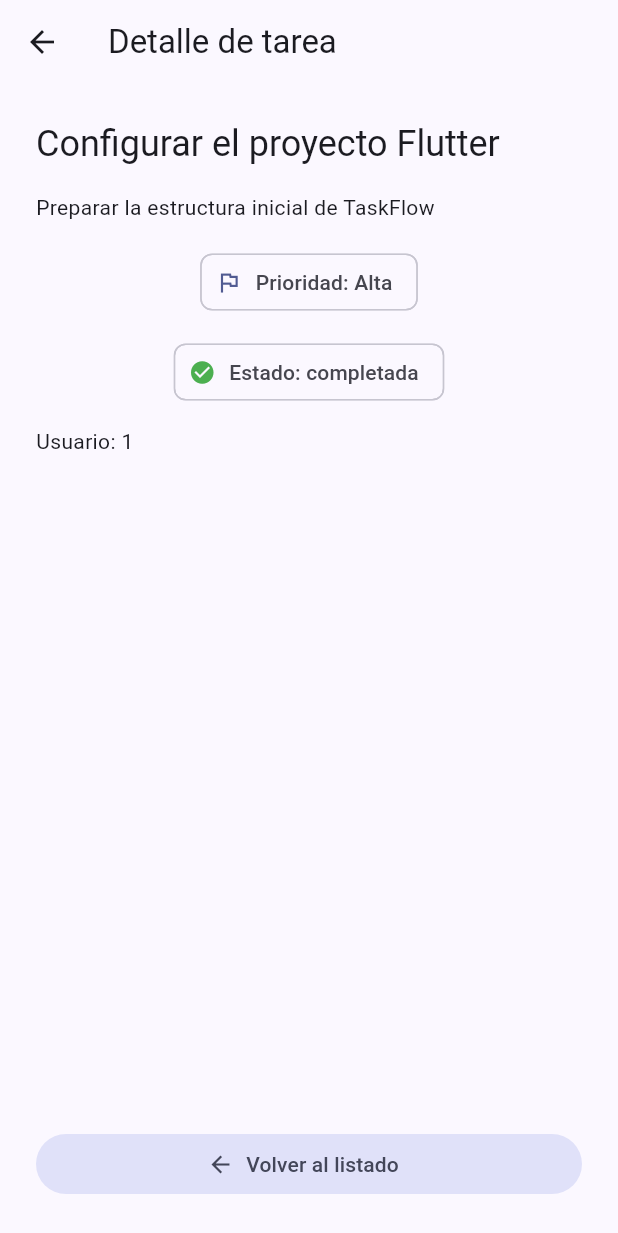
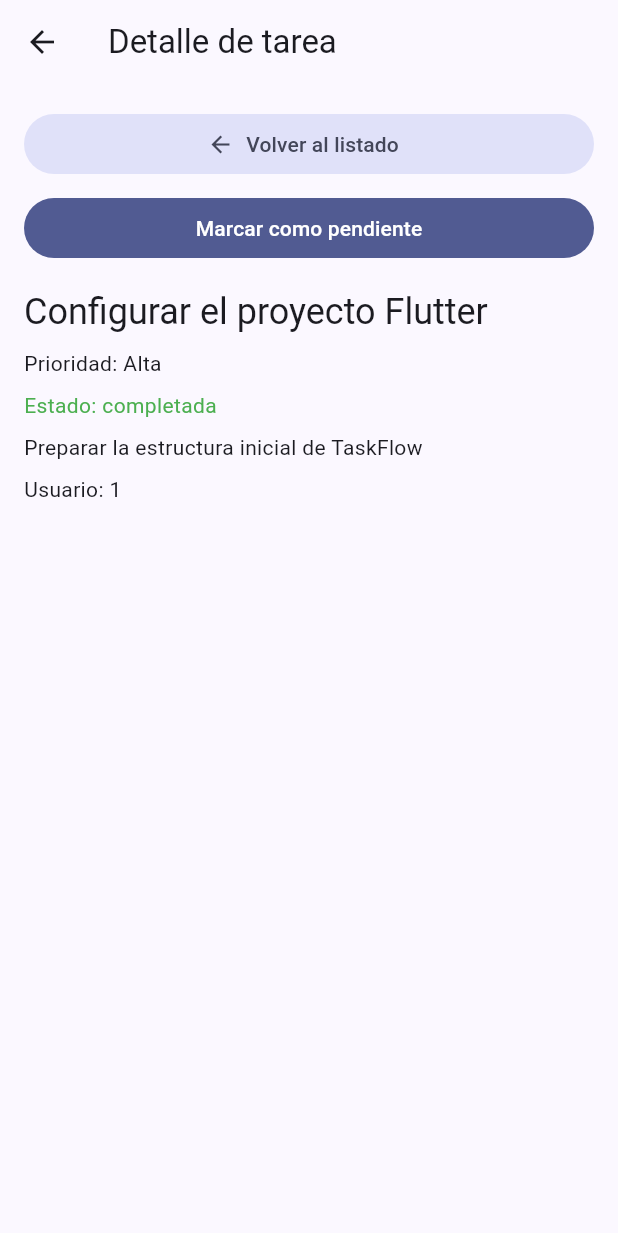
Before and after one commit to CasanovaBryan/Taskflow, a Flutter app: the screen it shows after launch, after a tap on "Configurar el proyecto Flutter", on a phone screen of 412 x 824 dp. Shown: the top 1233 px of the screen. Run offline on Flutter 3.47's test engine with Material 3 defaults, Android fonts, the phone set to English and light mode, and no system bars; our stand-ins replace go_router.

Commit message:
refactor: organizar tareas con MVVM y Provider

```diff
--- /dev/null
+++ b/lib/app/taskflow_app.dart
@@ -0,0 +1,45 @@
+import 'package:flutter/material.dart';
+import 'package:go_router/go_router.dart';
+import 'package:provider/provider.dart';
+
+import '../core/app_theme.dart';
+import '../features/tasks/data/local_task_repository.dart';
+import '../features/tasks/presentation/task_detail_screen.dart';
+import '../features/tasks/presentation/task_list_screen.dart';
+import '../features/tasks/presentation/tasks_view_model.dart';
+
+final GoRouter appRouter = GoRouter(
+  routes: [
+    GoRoute(path: '/', builder: (context, state) => const TaskListScreen()),
+    GoRoute(
+      path: '/task/:id',
+      builder: (context, state) {
+        final id = int.tryParse(state.pathParameters['id'] ?? '');
+        return TaskDetailScreen(taskId: id);
+      },
+    ),
+  ],
+);
+
+class TaskFlowApp extends StatelessWidget {
+  const TaskFlowApp({super.key, this.wrapProvider = true});
+
+  final bool wrapProvider;
+
+  @override
+  Widget build(BuildContext context) {
+    final app = MaterialApp.router(
+      debugShowCheckedModeBanner: false,
+      title: 'TaskFlow',
+      theme: appTheme,
+      routerConfig: appRouter,
+    );
+
+    if (!wrapProvider) return app;
+
+    return ChangeNotifierProvider<TasksViewModel>(
+      create: (_) => TasksViewModel(LocalTaskRepository()),
+      child: app,
+    );
+  }
+}
--- /dev/null
+++ b/lib/core/app_theme.dart
@@ -0,0 +1,5 @@
+import 'package:flutter/material.dart';
+
+final ThemeData appTheme = ThemeData(
+  colorScheme: ColorScheme.fromSeed(seedColor: Colors.indigo),
+);
--- /dev/null
+++ b/lib/features/tasks/data/local_task_repository.dart
@@ -0,0 +1,57 @@
+import '../domain/task.dart';
+import 'task_repository.dart';
+
+class LocalTaskRepository implements TaskRepository {
+  final List<Task> _tasks = [
+    Task(
+      id: 1,
+      title: 'Configurar el proyecto Flutter',
+      description: 'Preparar la estructura inicial de TaskFlow',
+      priority: 'Alta',
+      isCompleted: true,
+      userId: 1,
+    ),
+    Task(
+      id: 2,
+      title: 'Diseñar la tarjeta de tarea',
+      description: 'Mostrar título, prioridad y descripción',
+      priority: 'Alta',
+      isCompleted: false,
+      userId: 1,
+    ),
+    Task(
+      id: 3,
+      title: 'Implementar la lista desplazable',
+      description: 'Construir elementos con ListView.builder',
+      priority: 'Alta',
+      isCompleted: false,
+      userId: 1,
+    ),
+    Task(
+      id: 4,
+      title: 'Validar el estado de las tareas',
+      description: 'Distinguir tareas pendientes y completadas',
+      priority: 'Media',
+      isCompleted: false,
+      userId: 1,
+    ),
+    Task(
+      id: 5,
+      title: 'Revisar y evidenciar el avance',
+      description: 'Ejecutar pruebas y flutter analyze',
+      priority: 'Media',
+      isCompleted: false,
+      userId: 1,
+    ),
+  ];
+
+  @override
+  List<Task> getTasks() => List.unmodifiable(_tasks);
+
+  @override
+  void save(Task task) {
+    final index = _tasks.indexWhere((item) => item.id == task.id);
+    if (index == -1) return;
+    _tasks[index] = task;
+  }
+}
--- /dev/null
+++ b/lib/features/tasks/data/task_repository.dart
@@ -0,0 +1,6 @@
+import '../domain/task.dart';
+
+abstract class TaskRepository {
+  List<Task> getTasks();
+  void save(Task task);
+}
--- /dev/null
+++ b/lib/features/tasks/domain/task.dart
@@ -0,0 +1,39 @@
+class Task {
+  const Task({
+    required this.id,
+    required this.title,
+    required this.description,
+    required this.priority,
+    required this.isCompleted,
+    required this.userId,
+  });
+
+  final int id;
+  final String title;
+  final String description;
+  final String priority;
+  final bool isCompleted;
+  final int userId;
+
+  Task copyWith({bool? isCompleted}) {
+    return Task(
+      id: id,
+      title: title,
+      description: description,
+      priority: priority,
+      isCompleted: isCompleted ?? this.isCompleted,
+      userId: userId,
+    );
+  }
+
+  factory Task.fromJson(Map<String, dynamic> json) {
+    return Task(
+      id: json['id'] as int,
+      title: json['title'] as String,
+      description: json['description'] as String,
+      priority: json['priority'] as String,
+      isCompleted: json['isCompleted'] as bool,
+      userId: json['userId'] as int,
+    );
+  }
+}
--- /dev/null
+++ b/lib/features/tasks/presentation/task_detail_screen.dart
@@ -0,0 +1,85 @@
+import 'package:flutter/material.dart';
+import 'package:go_router/go_router.dart';
+import 'package:provider/provider.dart';
+
+import 'tasks_view_model.dart';
+
+class TaskDetailScreen extends StatelessWidget {
+  const TaskDetailScreen({super.key, required this.taskId});
+
+  final int? taskId;
+
+  @override
+  Widget build(BuildContext context) {
+    final task = context.watch<TasksViewModel>().findTask(taskId);
+
+    if (task == null) {
+      return Scaffold(
+        appBar: AppBar(title: const Text('Tarea no encontrada')),
+        body: Center(
+          child: Column(
+            mainAxisSize: MainAxisSize.min,
+            children: [
+              const Text('No existe una tarea con ese identificador.'),
+              const SizedBox(height: 16),
+              FilledButton(
+                onPressed: () => context.go('/'),
+                child: const Text('Volver al listado'),
+              ),
+            ],
+          ),
+        ),
+      );
+    }
+
+    final statusColor = task.isCompleted
+        ? Colors.green
+        : Theme.of(context).colorScheme.primary;
+
+    return Scaffold(
+      appBar: AppBar(title: const Text('Detalle de tarea')),
+      body: Padding(
+        padding: const EdgeInsets.all(16),
+        child: ListView(
+          children: [
+            SizedBox(
+              width: double.infinity,
+              child: FilledButton.tonalIcon(
+                onPressed: () => context.pop(),
+                icon: const Icon(Icons.arrow_back),
+                label: const Text('Volver al listado'),
+              ),
+            ),
+            const SizedBox(height: 8),
+            SizedBox(
+              width: double.infinity,
+              child: FilledButton(
+                onPressed: () {
+                  context.read<TasksViewModel>().toggleCompleted(task.id);
+                },
+                child: Text(
+                  task.isCompleted
+                      ? 'Marcar como pendiente'
+                      : 'Marcar como completada',
+                ),
+              ),
+            ),
+            const SizedBox(height: 16),
+            Text(task.title, style: Theme.of(context).textTheme.headlineSmall),
+            const SizedBox(height: 8),
+            Text('Prioridad: ${task.priority}'),
+            const SizedBox(height: 8),
+            Text(
+              task.isCompleted ? 'Estado: completada' : 'Estado: pendiente',
+              style: TextStyle(color: statusColor),
+            ),
+            const SizedBox(height: 8),
+            Text(task.description),
+            const SizedBox(height: 8),
+            Text('Usuario: ${task.userId}'),
+          ],
+        ),
+      ),
+    );
+  }
+}
--- /dev/null
+++ b/lib/features/tasks/presentation/task_list_screen.dart
@@ -0,0 +1,39 @@
+import 'package:flutter/material.dart';
+import 'package:go_router/go_router.dart';
+import 'package:provider/provider.dart';
+
+import 'tasks_view_model.dart';
+
+class TaskListScreen extends StatelessWidget {
+  const TaskListScreen({super.key});
+
+  @override
+  Widget build(BuildContext context) {
+    final tasks = context.watch<TasksViewModel>().tasks;
+
+    return Scaffold(
+      appBar: AppBar(title: const Text('Mis tareas')),
+      body: ListView.builder(
+        padding: const EdgeInsets.all(16),
+        itemCount: tasks.length,
+        itemBuilder: (context, index) {
+          final task = tasks[index];
+          return Card(
+            child: ListTile(
+              leading: Icon(
+                task.isCompleted
+                    ? Icons.check_circle
+                    : Icons.radio_button_unchecked,
+                color: task.isCompleted ? Colors.green : null,
+              ),
+              title: Text(task.title),
+              subtitle: Text('${task.priority} · ${task.description}'),
+              trailing: const Icon(Icons.chevron_right),
+              onTap: () => context.push('/task/${task.id}'),
+            ),
+          );
+        },
+      ),
+    );
+  }
+}
--- /dev/null
+++ b/lib/features/tasks/presentation/tasks_view_model.dart
@@ -0,0 +1,32 @@
+import 'package:flutter/foundation.dart';
+
+import '../data/task_repository.dart';
+import '../domain/task.dart';
+
+class TasksViewModel extends ChangeNotifier {
+  TasksViewModel(TaskRepository repository)
+    : _repository = repository,
+      _tasks = repository.getTasks();
+
+  final TaskRepository _repository;
+  List<Task> _tasks;
+
+  List<Task> get tasks => List.unmodifiable(_tasks);
+
+  Task? findTask(int? id) {
+    if (id == null) return null;
+    for (final task in _tasks) {
+      if (task.id == id) return task;
+    }
+    return null;
+  }
+
+  void toggleCompleted(int id) {
+    final current = findTask(id);
+    if (current == null) return;
+
+    _repository.save(current.copyWith(isCompleted: !current.isCompleted));
+    _tasks = _repository.getTasks();
+    notifyListeners();
+  }
+}
--- a/lib/main.dart
+++ b/lib/main.dart
@@ -1,30 +1,18 @@
 import 'package:flutter/material.dart';
-import 'package:go_router/go_router.dart';
+import 'package:provider/provider.dart';
 
-import 'task.dart';
+import 'app/taskflow_app.dart';
+import 'features/tasks/data/local_task_repository.dart';
+import 'features/tasks/data/task_repository.dart';
+import 'features/tasks/presentation/tasks_view_model.dart';
+import 'features/tasks/domain/task.dart';
 
-void main() {
-  runApp(const TaskFlowApp());
-}
+export 'app/taskflow_app.dart';
 
-class TaskFlowApp extends StatelessWidget {
-  const TaskFlowApp({super.key});
+// Compatibility exports for the widget test from the previous session.
+export 'features/tasks/domain/task.dart';
 
-  @override
-  Widget build(BuildContext context) {
-    return MaterialApp.router(
-      debugShowCheckedModeBanner: false,
-      title: 'TaskFlow',
-      theme: ThemeData(
-        colorScheme: ColorScheme.fromSeed(seedColor: Colors.indigo),
-        useMaterial3: true,
-      ),
-      routerConfig: appRouter,
-    );
-  }
-}
-
-const demoTasks = [
+const demoTasks = <Task>[
   Task(
     id: 1,
     title: 'Configurar el proyecto Flutter',
@@ -67,170 +55,13 @@ const demoTasks = [
   ),
 ];
 
-final appRouter = GoRouter(
-  routes: [
-    GoRoute(path: '/', builder: (context, state) => const TaskListScreen()),
-    GoRoute(
-      path: '/task/:id',
-      builder: (context, state) {
-        final taskId = int.tryParse(state.pathParameters['id'] ?? '');
-        if (taskId == null) {
-          return const TaskNotFoundScreen();
-        }
+void main() {
+  final TaskRepository repository = LocalTaskRepository();
 
-        return TaskDetailScreen(taskId: taskId);
-      },
+  runApp(
+    ChangeNotifierProvider<TasksViewModel>(
+      create: (_) => TasksViewModel(repository),
+      child: const TaskFlowApp(wrapProvider: false),
     ),
-  ],
-);
-
-class TaskCard extends StatelessWidget {
-  const TaskCard({super.key, required this.task, this.onTap});
-
-  final Task task;
-  final VoidCallback? onTap;
-
-  @override
-  Widget build(BuildContext context) {
-    return Card(
-      child: ListTile(
-        onTap: onTap,
-        leading: Icon(
-          task.isCompleted ? Icons.check_circle : Icons.radio_button_unchecked,
-          color: task.isCompleted ? Colors.green : null,
-        ),
-        title: Text(task.title),
-        subtitle: Text('${task.priority} · ${task.description}'),
-        trailing: const Icon(Icons.chevron_right),
-      ),
-    );
-  }
+  );
 }
-
-class TaskListScreen extends StatelessWidget {
-  const TaskListScreen({super.key});
-
-  @override
-  Widget build(BuildContext context) {
-    return Scaffold(
-      appBar: AppBar(title: const Text('Mis tareas')),
-      body: ListView.builder(
-        padding: const EdgeInsets.all(16),
-        itemCount: demoTasks.length,
-        itemBuilder: (context, index) {
-          final task = demoTasks[index];
-          return TaskCard(
-            task: task,
-            onTap: () => context.push('/task/${task.id}'),
-          );
-        },
-      ),
-    );
-  }
-}
-
-class TaskDetailScreen extends StatelessWidget {
-  const TaskDetailScreen({super.key, required this.taskId});
-
-  final int taskId;
-
-  @override
-  Widget build(BuildContext context) {
-    Task? task;
-    for (final item in demoTasks) {
-      if (item.id == taskId) {
-        task = item;
-        break;
-      }
-    }
-
-    if (task == null) {
-      return const TaskNotFoundScreen();
-    }
-
-    final currentTask = task;
-    final statusColor = currentTask.isCompleted
-        ? Colors.green
-        : Theme.of(context).colorScheme.primary;
-
-    return Scaffold(
-      appBar: AppBar(title: const Text('Detalle de tarea')),
-      body: Padding(
-        padding: const EdgeInsets.all(24),
-        child: Column(
-          crossAxisAlignment: CrossAxisAlignment.start,
-          children: [
-            Expanded(
-              child: ListView(
-                padding: EdgeInsets.zero,
-                children: [
-                  Text(
-                    currentTask.title,
-                    style: Theme.of(context).textTheme.headlineSmall,
-                  ),
-                  const SizedBox(height: 16),
-                  Text(currentTask.description),
-                  const SizedBox(height: 16),
-                  Chip(
-                    avatar: const Icon(Icons.flag_outlined),
-                    label: Text('Prioridad: ${currentTask.priority}'),
-                  ),
-                  const SizedBox(height: 12),
-                  Chip(
-                    avatar: Icon(
-                      currentTask.isCompleted
-                          ? Icons.check_circle
-                          : Icons.pending,
-                      color: statusColor,
-                    ),
-                    label: Text(
-                      currentTask.isCompleted
-                          ? 'Estado: completada'
-                          : 'Estado: pendiente',
-                    ),
-                  ),
-                  const SizedBox(height: 12),
-                  Text('Usuario: ${currentTask.userId}'),
-                ],
-              ),
-            ),
-            const SizedBox(height: 12),
-            SizedBox(
-              width: double.infinity,
-              child: FilledButton.tonalIcon(
-                onPressed: () => context.pop(),
-                icon: const Icon(Icons.arrow_back),
-                label: const Text('Volver al listado'),
-              ),
-            ),
-          ],
-        ),
-      ),
-    );
-  }
-}
-
-class TaskNotFoundScreen extends StatelessWidget {
-  const TaskNotFoundScreen({super.key});
-
-  @override
-  Widget build(BuildContext context) {
-    return Scaffold(
-      appBar: AppBar(title: const Text('Tarea no encontrada')),
-      body: Center(
-        child: Column(
-          mainAxisSize: MainAxisSize.min,
-          children: [
-            const Text('No existe una tarea con ese identificador.'),
-            const SizedBox(height: 16),
-            FilledButton.tonalIcon(
-              onPressed: () => context.go('/'),
-              icon: const Icon(Icons.list),
-              label: const Text('Volver al listado'),
-            ),
-          ],
-        ),
-      ),
-    );
-  }
-}
--- a/lib/task.dart
+++ b/lib/task.dart
@@ -1,28 +1 @@
-class Task {
-  const Task({
-    required this.id,
-    required this.title,
-    required this.description,
-    required this.priority,
-    required this.isCompleted,
-    required this.userId,
-  });
-
-  final int id;
-  final String title;
-  final String description;
-  final String priority;
-  final bool isCompleted;
-  final int userId;
-
-  factory Task.fromJson(Map<String, dynamic> json) {
-    return Task(
-      id: json['id'] as int,
-      title: json['title'] as String,
-      description: json['description'] as String,
-      priority: json['priority'] as String,
-      isCompleted: json['isCompleted'] as bool,
-      userId: json['userId'] as int,
-    );
-  }
-}
+export 'features/tasks/domain/task.dart';
--- a/pubspec.yaml
+++ b/pubspec.yaml
@@ -35,6 +35,7 @@ dependencies:
   # Use with the CupertinoIcons class for iOS style icons.
   cupertino_icons: ^1.0.8
   go_router: ^18.1.3
+  provider: ^6.1.5+1
 
 dev_dependencies:
   flutter_test:
```
Also changed, not shown: pubspec.lock.
